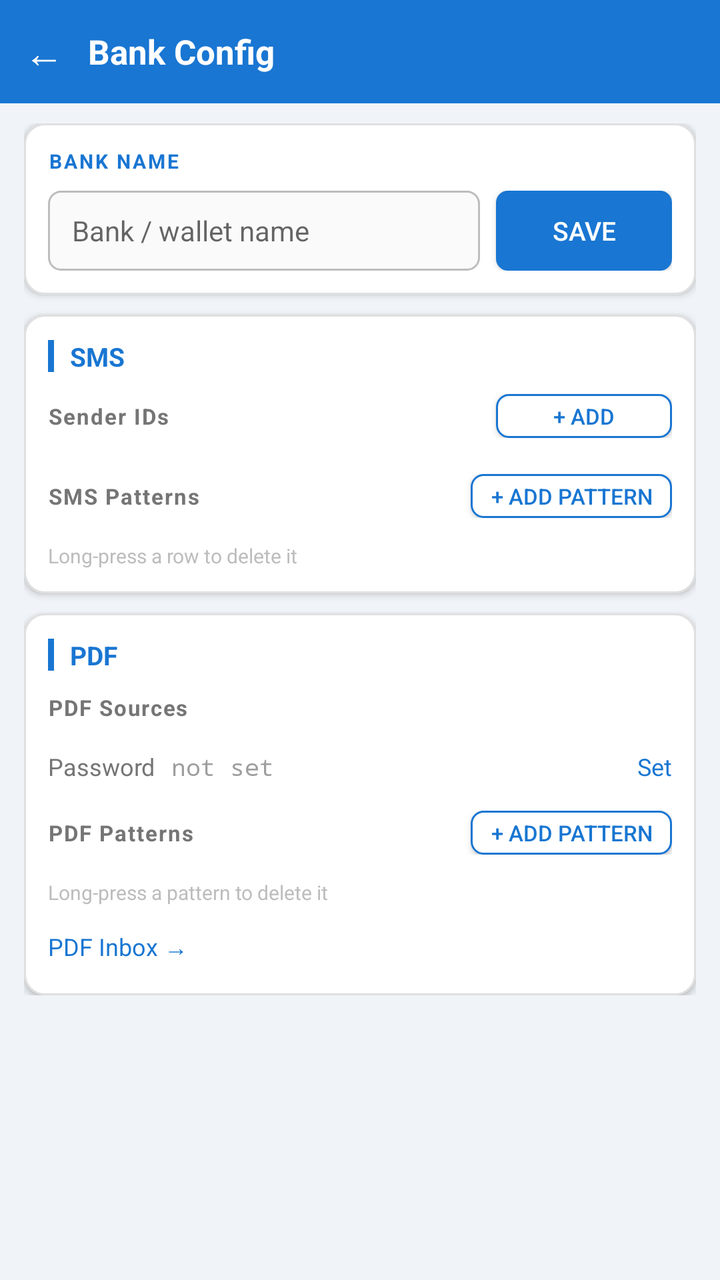
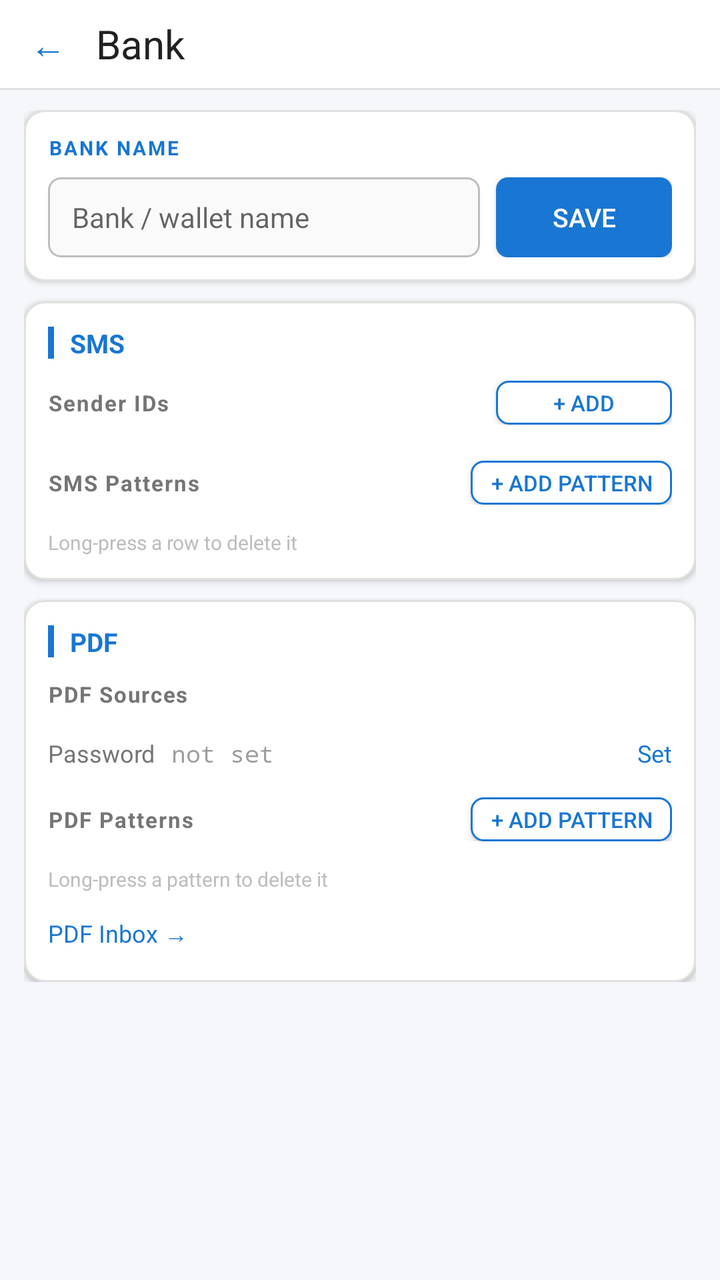

Before-and-after screenshots of an Android layout around one commit, followed by the original layout XML and the change that was made.
<!-- AndroidManifest.xml: activity theme android:Theme.Material.Light.NoActionBar -->
<!-- res/layout/activity_bank_config.xml -->
<?xml version="1.0" encoding="utf-8"?>
<LinearLayout xmlns:android="http://schemas.android.com/apk/res/android"
    android:layout_width="match_parent"
    android:layout_height="match_parent"
    android:orientation="vertical"
    android:background="#F0F4F8">

    
    <LinearLayout
        android:layout_width="match_parent"
        android:layout_height="wrap_content"
        android:orientation="horizontal"
        android:background="#1976D2"
        android:gravity="center_vertical"
        android:paddingLeft="8dp"
        android:paddingRight="8dp"
        android:paddingTop="12dp"
        android:paddingBottom="12dp">

        <TextView
            android:id="@+id/btnBack"
            android:layout_width="wrap_content"
            android:layout_height="wrap_content"
            android:text="←"
            android:textColor="#FFFFFF"
            android:textSize="20sp"
            android:paddingLeft="4dp"
            android:paddingRight="12dp" />

        <TextView
            android:id="@+id/tvBankConfigTitle"
            android:layout_width="0dp"
            android:layout_height="wrap_content"
            android:layout_weight="1"
            android:text="@string/title_bank_config"
            android:textColor="#FFFFFF"
            android:textSize="17sp"
            android:textStyle="bold" />

        <TextView
            android:id="@+id/btnDeleteBank"
            android:layout_width="wrap_content"
            android:layout_height="wrap_content"
            android:text="@string/btn_delete_bank"
            android:textColor="#FFCDD2"
            android:textSize="13sp"
            android:paddingLeft="8dp"
            android:paddingRight="4dp"
            android:visibility="gone" />

    </LinearLayout>

    <ScrollView
        android:layout_width="match_parent"
        android:layout_height="match_parent">

        <LinearLayout
            android:layout_width="match_parent"
            android:layout_height="wrap_content"
            android:orientation="vertical"
            android:paddingLeft="12dp"
            android:paddingRight="12dp"
            android:paddingTop="10dp"
            android:paddingBottom="32dp">

            
            <LinearLayout
                android:layout_width="match_parent"
                android:layout_height="wrap_content"
                android:orientation="vertical"
                android:background="@drawable/bg_card"
                android:elevation="2dp"
                android:padding="12dp"
                android:layout_marginBottom="10dp">

                <TextView
                    android:layout_width="match_parent"
                    android:layout_height="wrap_content"
                    android:text="BANK NAME"
                    android:textColor="#1976D2"
                    android:textSize="10sp"
                    android:textStyle="bold"
                    android:letterSpacing="0.10"
                    android:layout_marginBottom="8dp" />

                <LinearLayout
                    android:layout_width="match_parent"
                    android:layout_height="wrap_content"
                    android:orientation="horizontal"
                    android:gravity="center_vertical">

                    <EditText
                        android:id="@+id/etBankName"
                        android:layout_width="0dp"
                        android:layout_height="40dp"
                        android:layout_weight="1"
                        android:hint="@string/hint_bank_name"
                        android:textSize="14sp"
                        android:textColor="#212121"
                        android:background="@drawable/bg_edittext_outlined"
                        android:paddingLeft="12dp"
                        android:paddingRight="12dp"
                        android:inputType="textCapWords" />

                    <Button
                        android:id="@+id/btnSaveIdentity"
                        android:layout_width="wrap_content"
                        android:layout_height="40dp"
                        android:text="@string/action_save"
                        android:textColor="#FFFFFF"
                        android:textSize="13sp"
                        android:background="@drawable/bg_button_primary"
                        android:paddingLeft="16dp"
                        android:paddingRight="16dp"
                        android:layout_marginLeft="8dp" />

                </LinearLayout>

            </LinearLayout>

            
            <LinearLayout
                android:layout_width="match_parent"
                android:layout_height="wrap_content"
                android:orientation="vertical"
                android:background="@drawable/bg_card"
                android:elevation="2dp"
                android:padding="12dp"
                android:layout_marginBottom="10dp">

                
                <LinearLayout
                    android:layout_width="match_parent"
                    android:layout_height="wrap_content"
                    android:orientation="horizontal"
                    android:gravity="center_vertical"
                    android:layout_marginBottom="10dp">

                    <View
                        android:layout_width="3dp"
                        android:layout_height="16dp"
                        android:background="#1976D2"
                        android:layout_marginRight="8dp" />

                    <TextView
                        android:layout_width="match_parent"
                        android:layout_height="wrap_content"
                        android:text="@string/label_sms_section"
                        android:textColor="#1976D2"
                        android:textSize="13sp"
                        android:textStyle="bold" />

                </LinearLayout>

                
                <LinearLayout
                    android:layout_width="match_parent"
                    android:layout_height="wrap_content"
                    android:orientation="horizontal"
                    android:gravity="center_vertical"
                    android:layout_marginBottom="6dp">

                    <TextView
                        android:layout_width="0dp"
                        android:layout_height="wrap_content"
                        android:layout_weight="1"
                        android:text="@string/label_sender_ids"
                        android:textColor="#757575"
                        android:textSize="11sp"
                        android:textStyle="bold"
                        android:letterSpacing="0.06" />

                    <Button
                        android:id="@+id/btnAddSenderId"
                        android:layout_width="wrap_content"
                        android:layout_height="22dp"
                        android:text="@string/btn_add_sender_id"
                        android:textColor="#1976D2"
                        android:textSize="11sp"
                        android:background="@drawable/bg_button_secondary"
                        android:paddingLeft="10dp"
                        android:paddingRight="10dp" />

                </LinearLayout>

                <TextView
                    android:id="@+id/tvNoSenderIds"
                    android:layout_width="match_parent"
                    android:layout_height="wrap_content"
                    android:text="@string/no_sender_ids"
                    android:textColor="#9E9E9E"
                    android:textSize="11sp"
                    android:paddingBottom="4dp"
                    android:visibility="gone" />

                <LinearLayout
                    android:id="@+id/containerSenderIds"
                    android:layout_width="match_parent"
                    android:layout_height="wrap_content"
                    android:orientation="vertical"
                    android:layout_marginBottom="6dp" />

                
                <LinearLayout
                    android:layout_width="match_parent"
                    android:layout_height="wrap_content"
                    android:orientation="horizontal"
                    android:gravity="center_vertical"
                    android:layout_marginTop="6dp"
                    android:layout_marginBottom="6dp">

                    <TextView
                        android:layout_width="0dp"
                        android:layout_height="wrap_content"
                        android:layout_weight="1"
                        android:text="@string/label_sms_patterns_section"
                        android:textColor="#757575"
                        android:textSize="11sp"
                        android:textStyle="bold"
                        android:letterSpacing="0.06" />

                    <Button
                        android:id="@+id/btnAddSmsPattern"
                        android:layout_width="wrap_content"
                        android:layout_height="22dp"
                        android:text="@string/btn_add_pattern"
                        android:textColor="#1976D2"
                        android:textSize="11sp"
                        android:background="@drawable/bg_button_secondary"
                        android:paddingLeft="10dp"
                        android:paddingRight="10dp" />

                </LinearLayout>

                <TextView
                    android:id="@+id/tvNoSmsPatterns"
                    android:layout_width="match_parent"
                    android:layout_height="wrap_content"
                    android:text="@string/no_sms_patterns"
                    android:textColor="#9E9E9E"
                    android:textSize="11sp"
                    android:paddingBottom="4dp"
                    android:visibility="gone" />

                <LinearLayout
                    android:id="@+id/containerSmsPatterns"
                    android:layout_width="match_parent"
                    android:layout_height="wrap_content"
                    android:orientation="vertical" />

                <TextView
                    android:layout_width="match_parent"
                    android:layout_height="wrap_content"
                    android:layout_marginTop="6dp"
                    android:text="Long-press a row to delete it"
                    android:textColor="#BDBDBD"
                    android:textSize="10sp" />

            </LinearLayout>

            
            <LinearLayout
                android:layout_width="match_parent"
                android:layout_height="wrap_content"
                android:orientation="vertical"
                android:background="@drawable/bg_card"
                android:elevation="2dp"
                android:padding="12dp">

                
                <LinearLayout
                    android:layout_width="match_parent"
                    android:layout_height="wrap_content"
                    android:orientation="horizontal"
                    android:gravity="center_vertical"
                    android:layout_marginBottom="10dp">

                    <View
                        android:layout_width="3dp"
                        android:layout_height="16dp"
                        android:background="#1976D2"
                        android:layout_marginRight="8dp" />

                    <TextView
                        android:layout_width="match_parent"
                        android:layout_height="wrap_content"
                        android:text="@string/label_pdf_section"
                        android:textColor="#1976D2"
                        android:textSize="13sp"
                        android:textStyle="bold" />

                </LinearLayout>

                
                <LinearLayout
                    android:layout_width="match_parent"
                    android:layout_height="wrap_content"
                    android:orientation="horizontal"
                    android:gravity="center_vertical"
                    android:layout_marginBottom="6dp">

                    <TextView
                        android:layout_width="0dp"
                        android:layout_height="wrap_content"
                        android:layout_weight="1"
                        android:text="@string/label_pdf_sources"
                        android:textColor="#757575"
                        android:textSize="11sp"
                        android:textStyle="bold"
                        android:letterSpacing="0.06" />

                    <Button
                        android:id="@+id/btnAddMorePaths"
                        android:layout_width="wrap_content"
                        android:layout_height="22dp"
                        android:text="@string/btn_add_source"
                        android:textColor="#1976D2"
                        android:textSize="11sp"
                        android:background="@drawable/bg_button_secondary"
                        android:paddingLeft="10dp"
                        android:paddingRight="10dp"
                        android:visibility="gone" />

                </LinearLayout>

                <LinearLayout
                    android:id="@+id/containerPdfSources"
                    android:layout_width="match_parent"
                    android:layout_height="wrap_content"
                    android:orientation="vertical"
                    android:layout_marginBottom="6dp" />

                
                <LinearLayout
                    android:layout_width="match_parent"
                    android:layout_height="wrap_content"
                    android:orientation="horizontal"
                    android:gravity="center_vertical"
                    android:layout_marginTop="2dp"
                    android:layout_marginBottom="10dp">

                    <TextView
                        android:layout_width="wrap_content"
                        android:layout_height="wrap_content"
                        android:text="@string/label_pdf_password"
                        android:textColor="#757575"
                        android:textSize="12sp"
                        android:layout_marginRight="8dp" />

                    <TextView
                        android:id="@+id/tvPdfPassword"
                        android:layout_width="0dp"
                        android:layout_height="wrap_content"
                        android:layout_weight="1"
                        android:text="@string/pdf_password_not_set"
                        android:textColor="#9E9E9E"
                        android:textSize="12sp"
                        android:fontFamily="monospace" />

                    <TextView
                        android:id="@+id/btnSetPassword"
                        android:layout_width="wrap_content"
                        android:layout_height="wrap_content"
                        android:text="@string/btn_set_password"
                        android:textColor="#1976D2"
                        android:textSize="12sp"
                        android:paddingLeft="4dp" />

                </LinearLayout>

                
                <LinearLayout
                    android:layout_width="match_parent"
                    android:layout_height="wrap_content"
                    android:orientation="horizontal"
                    android:gravity="center_vertical"
                    android:layout_marginTop="4dp"
                    android:layout_marginBottom="6dp">

                    <TextView
                        android:layout_width="0dp"
                        android:layout_height="wrap_content"
                        android:layout_weight="1"
                        android:text="@string/label_pdf_patterns_section"
                        android:textColor="#757575"
                        android:textSize="11sp"
                        android:textStyle="bold"
                        android:letterSpacing="0.06" />

                    <Button
                        android:id="@+id/btnAddPdfPattern"
                        android:layout_width="wrap_content"
                        android:layout_height="22dp"
                        android:text="@string/btn_add_pattern"
                        android:textColor="#1976D2"
                        android:textSize="11sp"
                        android:background="@drawable/bg_button_secondary"
                        android:paddingLeft="10dp"
                        android:paddingRight="10dp" />

                </LinearLayout>

                <TextView
                    android:id="@+id/tvNoPdfPatterns"
                    android:layout_width="match_parent"
                    android:layout_height="wrap_content"
                    android:text="@string/no_pdf_patterns_bank"
                    android:textColor="#9E9E9E"
                    android:textSize="11sp"
                    android:paddingBottom="4dp"
                    android:visibility="gone" />

                <LinearLayout
                    android:id="@+id/containerPdfPatterns"
                    android:layout_width="match_parent"
                    android:layout_height="wrap_content"
                    android:orientation="vertical" />

                <TextView
                    android:layout_width="match_parent"
                    android:layout_height="wrap_content"
                    android:layout_marginTop="6dp"
                    android:text="Long-press a pattern to delete it"
                    android:textColor="#BDBDBD"
                    android:textSize="10sp" />

                <TextView
                    android:id="@+id/linkPdfInbox"
                    android:layout_width="wrap_content"
                    android:layout_height="wrap_content"
                    android:layout_marginTop="8dp"
                    android:text="PDF Inbox →"
                    android:textColor="#1976D2"
                    android:textSize="12sp"
                    android:background="?android:attr/selectableItemBackground"
                    android:paddingTop="4dp"
                    android:paddingBottom="4dp"
                    android:paddingRight="8dp" />

            </LinearLayout>

        </LinearLayout>
    </ScrollView>

</LinearLayout>
<!-- resources referenced by this layout -->
<resources>
  <!-- drawable bg_button_primary (drawable) -->
  <?xml version="1.0" encoding="utf-8"?>
  <ripple xmlns:android="http://schemas.android.com/apk/res/android"
      android:color="#1565C0">
      <item>
          <shape android:shape="rectangle">
              <solid android:color="#1976D2" />
              <corners android:radius="6dp" />
          </shape>
      </item>
  </ripple>
  <!-- drawable bg_button_secondary (drawable) -->
  <?xml version="1.0" encoding="utf-8"?>
  <ripple xmlns:android="http://schemas.android.com/apk/res/android"
      android:color="#BBDEFB">
      <item>
          <shape android:shape="rectangle">
              <solid android:color="#FFFFFF" />
              <corners android:radius="6dp" />
              <stroke android:width="1dp" android:color="#1976D2" />
          </shape>
      </item>
  </ripple>
  <!-- drawable bg_card (drawable) -->
  <?xml version="1.0" encoding="utf-8"?>
  <shape xmlns:android="http://schemas.android.com/apk/res/android"
      android:shape="rectangle">
      <solid android:color="#FFFFFF" />
      <corners android:radius="10dp" />
      <stroke android:width="1dp" android:color="#E0E0E0" />
  </shape>
  <!-- drawable bg_edittext_outlined (drawable) -->
  <?xml version="1.0" encoding="utf-8"?>
  <selector xmlns:android="http://schemas.android.com/apk/res/android">
      <item android:state_focused="true">
          <shape android:shape="rectangle">
              <solid android:color="#FFFFFF" />
              <corners android:radius="6dp" />
              <stroke android:width="2dp" android:color="#1976D2" />
          </shape>
      </item>
      <item>
          <shape android:shape="rectangle">
              <solid android:color="#FAFAFA" />
              <corners android:radius="6dp" />
              <stroke android:width="1dp" android:color="#BDBDBD" />
          </shape>
      </item>
  </selector>
  <string name="action_save">Save</string>
  <string name="btn_add_pattern">+ Add Pattern</string>
  <string name="btn_add_sender_id">+ Add</string>
  <string name="btn_add_source">+ Add</string>
  <string name="btn_delete_bank">Delete</string>
  <string name="btn_set_password">Set</string>
  <string name="hint_bank_name">Bank / wallet name</string>
  <string name="label_pdf_password">Password</string>
  <string name="label_pdf_patterns_section">PDF Patterns</string>
  <string name="label_pdf_section">PDF</string>
  <string name="label_pdf_sources">PDF Sources</string>
  <string name="label_sender_ids">Sender IDs</string>
  <string name="label_sms_patterns_section">SMS Patterns</string>
  <string name="label_sms_section">SMS</string>
  <string name="no_pdf_patterns_bank">No PDF patterns yet.</string>
  <string name="no_sender_ids">No sender IDs yet. Tap + Add.</string>
  <string name="no_sms_patterns">No SMS patterns yet.</string>
  <string name="pdf_password_not_set">not set</string>
  <string name="title_bank_config">Bank Config</string>
</resources>

<!-- the commit's change to res/layout/activity_bank_config.xml (unified diff, before → after) -->
@@ -3,52 +3,52 @@
     android:layout_width="match_parent"
     android:layout_height="match_parent"
     android:orientation="vertical"
-    android:background="#F0F4F8">
+    android:background="@color/landingBackground">
 
     
     <LinearLayout
         android:layout_width="match_parent"
-        android:layout_height="wrap_content"
+        android:layout_height="44dp"
         android:orientation="horizontal"
-        android:background="#1976D2"
         android:gravity="center_vertical"
-        android:paddingLeft="8dp"
-        android:paddingRight="8dp"
-        android:paddingTop="12dp"
-        android:paddingBottom="12dp">
-
+        android:background="@color/appBarWhite"
+        android:paddingLeft="4dp"
+        android:paddingRight="4dp">
+        <Button
+            android:id="@+id/btnBack"
+            android:layout_width="40dp"
+            android:layout_height="40dp"
+            android:text="←"
+            android:textSize="18sp"
+            android:textColor="@color/colorPrimary"
+            android:background="?android:attr/selectableItemBackgroundBorderless"
+            android:minWidth="0dp"
+            android:minHeight="0dp"
+            android:padding="0dp" />
         <TextView
-            android:id="@+id/btnBack"
-            android:layout_width="wrap_content"
-            android:layout_height="wrap_content"
-            android:text="←"
-            android:textColor="#FFFFFF"
-            android:textSize="20sp"
-            android:paddingLeft="4dp"
-            android:paddingRight="12dp" />
-
-        <TextView
-            android:id="@+id/tvBankConfigTitle"
+            android:id="@+id/tvTitle"
             android:layout_width="0dp"
             android:layout_height="wrap_content"
             android:layout_weight="1"
-            android:text="@string/title_bank_config"
-            android:textColor="#FFFFFF"
-            android:textSize="17sp"
-            android:textStyle="bold" />
-
+            android:text="Bank"
+            android:textColor="@color/textPrimary"
+            android:textSize="20sp"
+            android:paddingLeft="4dp" />
         <TextView
             android:id="@+id/btnDeleteBank"
             android:layout_width="wrap_content"
             android:layout_height="wrap_content"
             android:text="@string/btn_delete_bank"
-            android:textColor="#FFCDD2"
+            android:textColor="#E53935"
             android:textSize="13sp"
             android:paddingLeft="8dp"
             android:paddingRight="4dp"
             android:visibility="gone" />
-
     </LinearLayout>
+    <View android:layout_width="match_parent" android:layout_height="1dp" android:background="@color/hairline" />
+
+
+    
 
     <ScrollView
         android:layout_width="match_parent"
<!-- resource entries referenced after the edit -->
@@ -1,5 +1,10 @@
 <!-- resources referenced by this layout -->
 <resources>
+  <color name="appBarWhite">#FFFFFF</color>
+  <color name="colorPrimary">#1976D2</color>
+  <color name="hairline">#E0E0E0</color>
+  <color name="landingBackground">#F5F7FA</color>
+  <color name="textPrimary">#212121</color>
   <!-- drawable bg_button_primary (drawable) -->
   <?xml version="1.0" encoding="utf-8"?>
   <ripple xmlns:android="http://schemas.android.com/apk/res/android"
@@ -67,6 +72,5 @@
   <string name="no_sender_ids">No sender IDs yet. Tap + Add.</string>
   <string name="no_sms_patterns">No SMS patterns yet.</string>
   <string name="pdf_password_not_set">not set</string>
-  <string name="title_bank_config">Bank Config</string>
 </resources>
 
